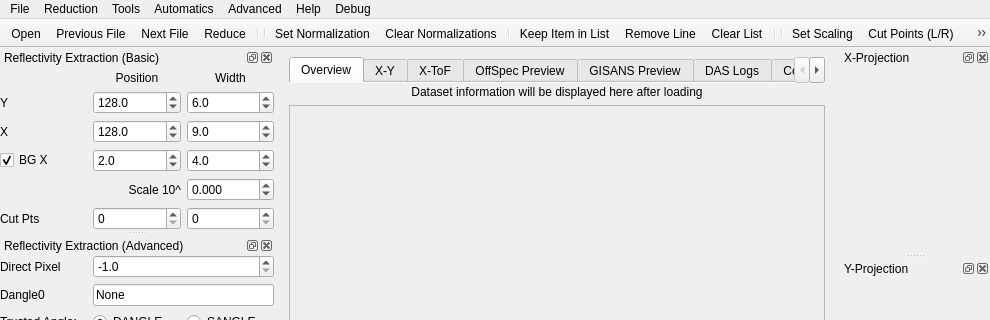
Qt form designer/docked_interface.ui (aglavic/quicknxs) before a commit; both pictures show x 0 to 990 and y 0 to 320 of the 990 by 1036 pixel window.
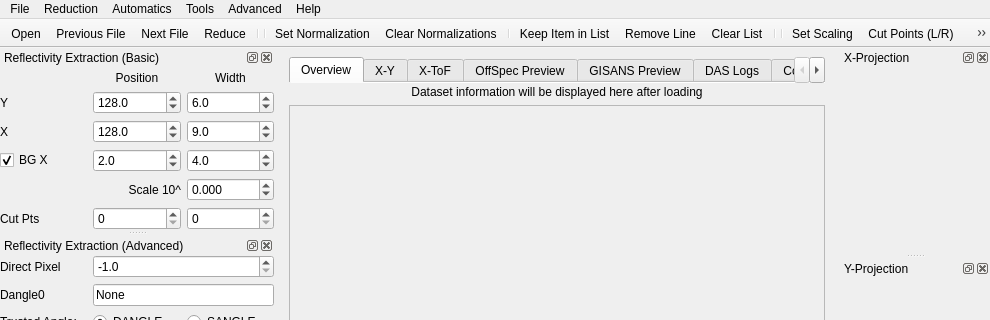
The same form after that commit. Icons and pictures are not drawn. Custom widgets are drawn as their Qt base class.

Commit message: -Fix devision by zero warning in resolution calculation for ai=0 -Add caching support for NXSMultiData -Add Reflectivity Reduction Preview dialog -Organize menus and get rid of Debug menu to not confuse users

Patch:
```diff
--- a/designer/docked_interface.ui
+++ b/designer/docked_interface.ui
@@ -1226,17 +1226,6 @@
     <addaction name="separator"/>
     <addaction name="actionStrip_Overlap"/>
    </widget>
-   <widget class="QMenu" name="menuSTAFF">
-    <property name="title">
-     <string>Debug</string>
-    </property>
-    <addaction name="actionBrowse_NXS_File"/>
-    <addaction name="separator"/>
-    <addaction name="actionIPython_Console"/>
-    <addaction name="actionLog_Debug_Messages"/>
-    <addaction name="separator"/>
-    <addaction name="actionRaise_Error"/>
-   </widget>
    <widget class="QMenu" name="menuTools">
     <property name="title">
      <string>Tools</string>
@@ -1246,11 +1235,10 @@
    </widget>
    <addaction name="menuFile"/>
    <addaction name="menuReduction"/>
-   <addaction name="menuTools"/>
    <addaction name="menuAutomatics"/>
+   <addaction name="menuTools"/>
    <addaction name="menuAdvanced"/>
    <addaction name="menuHelp"/>
-   <addaction name="menuSTAFF"/>
   </widget>
   <widget class="QStatusBar" name="statusbar"/>
   <widget class="QToolBar" name="mainToolbar">
```
Left out of the diff: 37 changed lines with no effect on the pictures. The commit also changes 7 other files.
